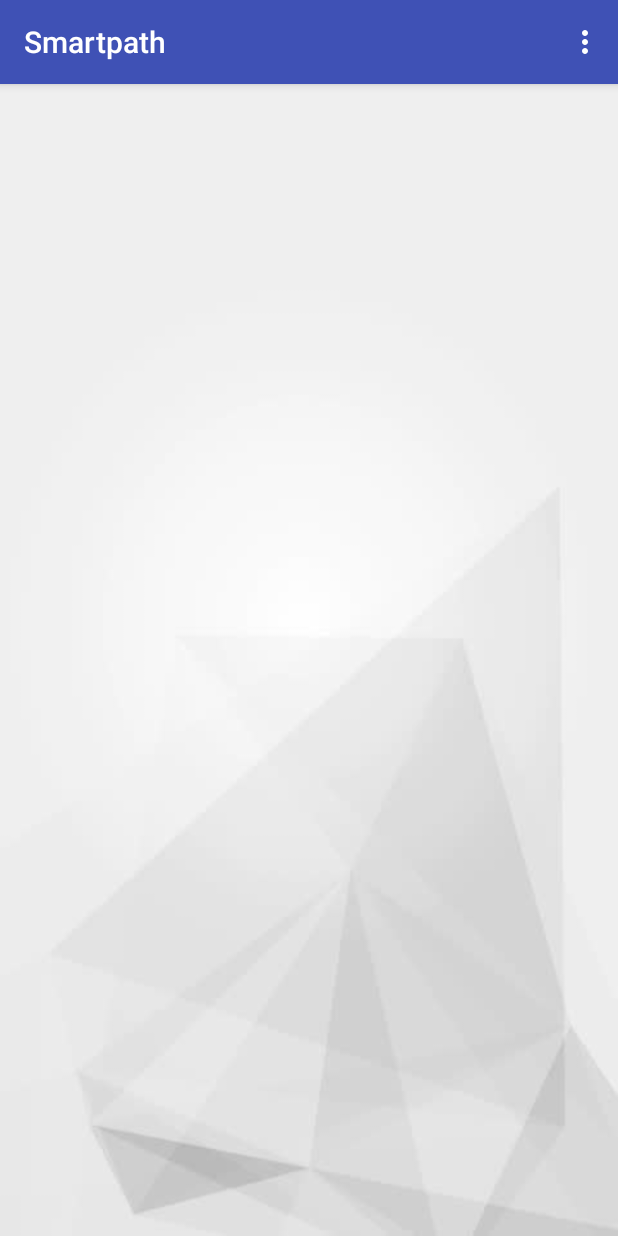
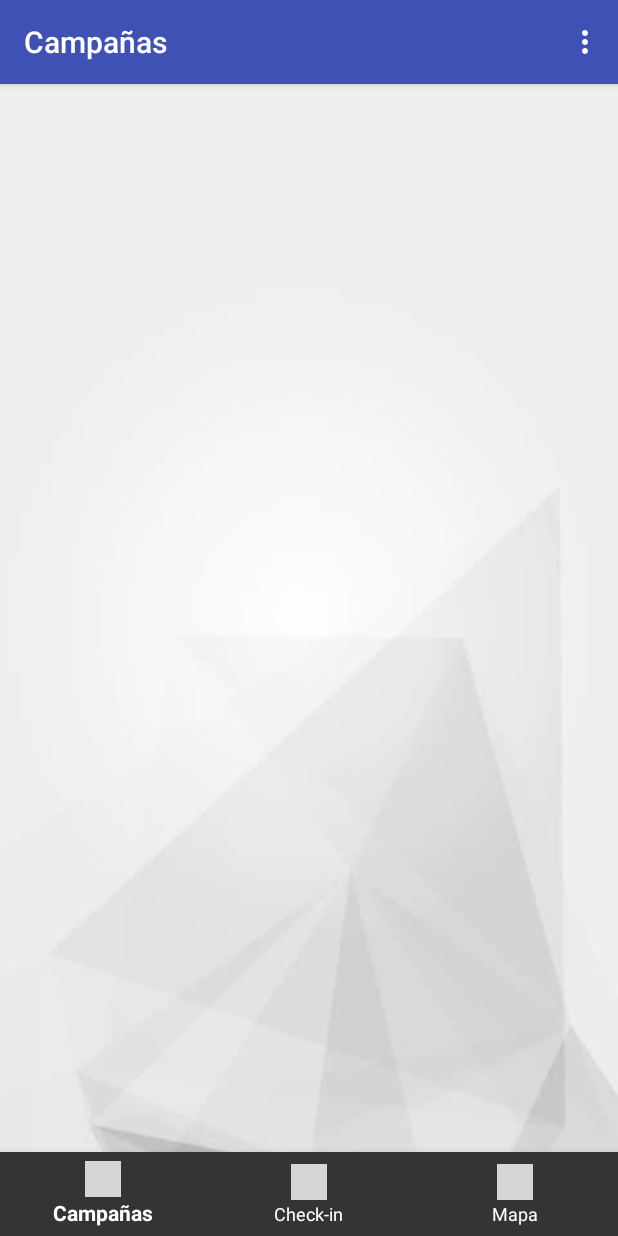
Before and after one commit to jlucea/atactic-android, an Android app: the QuestListActivity screen opened directly, with no data from a screen before it, on a phone screen of 412 x 824 dp. Run offline under Robolectric (Android 15) with nearby library versions, the phone set to English and light mode, and no system bars; libraries missing offline, so code that uses them is left out: com.github.lzyzsd.circleprogress; 2 statements that could not run were skipped; grey boxes are pictures that could not be loaded.

Commit message:
Added bottom bar (no navigation yet)

```diff
--- a/app/src/main/AndroidManifest.xml
+++ b/app/src/main/AndroidManifest.xml
@@ -24,16 +24,23 @@
         android:roundIcon="@mipmap/ic_launcher_round"
         android:supportsRtl="true"
         android:theme="@style/AppTheme">
+
         <activity
             android:name=".activity.LoginActivity"
             android:label="@string/app_name">
             <intent-filter>
                 <action android:name="android.intent.action.MAIN" />
-
                 <category android:name="android.intent.category.LAUNCHER" />
             </intent-filter>
         </activity>
-        <activity android:name=".activity.QuestListActivity" />
+
+        <activity
+            android:name=".activity.QuestListActivity"
+            android:label="@string/title_activity_quest_list" />
+
+        <activity
+            android:name=".activity.QuestMapActivity"
+            android:label="@string/title_activity_quest_map"/>
 
         <!--
              The API key for Google Maps-based APIs is defined as a string resource.
@@ -47,10 +54,6 @@
             android:name="com.google.android.geo.API_KEY"
             android:value="@string/google_maps_key" />
 
-        <activity
-            android:name=".activity.QuestMapActivity"
-            android:label="@string/title_activity_quest_map"></activity>
-
     </application>
 
 </manifest>
--- a/app/src/main/java/app/smartpath/android/smartpath/activity/QuestListActivity.java
+++ b/app/src/main/java/app/smartpath/android/smartpath/activity/QuestListActivity.java
@@ -26,7 +26,7 @@ import app.smartpath.android.smartpath.connect.HttpRequestHandler;
  * The data shown is gathered from an online API through an asynchronous request task that returns
  * results in JSON format. This response is parsed and converted into a viewable format.
  *
- * The activity implements a click listeners for the elements in the view as well as a menu bar
+ * The activity implements a click listeners for the elements in the view as well as a top_menu_items bar
  * that is also clickable.
  *
  * @author Jaime Lucea
@@ -73,7 +73,6 @@ public class QuestListActivity extends AppCompatActivity implements QuestListAda
     @Override
     public void onListItemClick(int clickedItemIdex) {
         Toast.makeText(this, "Item " + clickedItemIdex + " clicked", Toast.LENGTH_SHORT).show();
-
     }
 
     /**
@@ -150,11 +149,11 @@ public class QuestListActivity extends AppCompatActivity implements QuestListAda
 
     @Override
     public boolean onCreateOptionsMenu(Menu menu) {
-        /* Use AppCompatActivity's method getMenuInflater to get a handle on the menu inflater */
+        /* Use AppCompatActivity's method getMenuInflater to get a handle on the top_menu_items inflater */
         MenuInflater inflater = getMenuInflater();
-        /* Use the inflater's inflate method to inflate our menu layout to this menu */
-        inflater.inflate(R.menu.menu, menu);
-        /* Return true so that the menu is displayed in the Toolbar */
+        /* Use the inflater's inflate method to inflate our top_menu_items layout to this top_menu_items */
+        inflater.inflate(R.menu.top_menu_items, menu);
+        /* Return true so that the top_menu_items is displayed in the Toolbar */
         return true;
     }
 
@@ -163,8 +162,6 @@ public class QuestListActivity extends AppCompatActivity implements QuestListAda
         int id = item.getItemId();
 
         if (id == R.id.map_button) {
-            // TODO Intent that goes to MAP SCREEN
-            // Toast.makeText(this,"Go to map view",Toast.LENGTH_LONG).show();
             Intent i = new Intent(QuestListActivity.this, QuestMapActivity.class);
             startActivity(i);
             return true;
--- a/app/src/main/res/layout/activity_quest_list.xml
+++ b/app/src/main/res/layout/activity_quest_list.xml
@@ -1,35 +1,26 @@
 <?xml version="1.0" encoding="utf-8"?>
-<!--
-<android.support.constraint.ConstraintLayout xmlns:android="http://schemas.android.com/apk/res/android"
+<RelativeLayout
+    xmlns:android="http://schemas.android.com/apk/res/android"
     xmlns:app="http://schemas.android.com/apk/res-auto"
-    xmlns:tools="http://schemas.android.com/tools"
-    android:layout_width="match_parent"
-    android:layout_height="match_parent"
-    tools:context="app.smartpath.android.smartpath.activity.QuestListActivity">
--->
-<FrameLayout
-    xmlns:android="http://schemas.android.com/apk/res/android"
+
     android:layout_width="match_parent"
     android:layout_height="match_parent">
 
+    <!-- RecyclerView will show the list of individual elements representing quests -->
     <android.support.v7.widget.RecyclerView
         android:id="@+id/rv_quest_list"
         android:layout_height="match_parent"
         android:layout_width="match_parent" />
 
-</FrameLayout>
-    <!--
-    <TextView
-        android:id="@+id/tv_quest_list"
-        android:layout_width="wrap_content"
+    <!-- Bottom navigation view -->
+    <android.support.design.widget.BottomNavigationView
+        android:id="@+id/bottom_navigation"
+        android:layout_width="match_parent"
         android:layout_height="wrap_content"
-        android:text="Quest list will show here"
-        app:layout_constraintBottom_toBottomOf="parent"
-        app:layout_constraintLeft_toLeftOf="parent"
-        app:layout_constraintRight_toRightOf="parent"
-        app:layout_constraintTop_toTopOf="parent" />
+        android:layout_alignParentBottom="true"
+        app:itemBackground="@color/sp_darkgray"
+        app:itemIconTint="@color/white"
+        app:itemTextColor="@color/white"
+        app:menu="@menu/bottom_navigation_items" />
 
-       -->
-<!--
-</android.support.constraint.ConstraintLayout>
--->
+</RelativeLayout>
--- a/app/src/main/res/layout/quest_list_item.xml
+++ b/app/src/main/res/layout/quest_list_item.xml
@@ -67,7 +67,7 @@
                 <ImageView
                     android:layout_width="wrap_content"
                     android:layout_height="wrap_content"
-                    android:src="@drawable/icon_clock2" />
+                    android:src="@drawable/icon_clock" />
 
                 <!-- TextView indicating remaining time until deadline -->
                 <TextView
--- /dev/null
+++ b/app/src/main/res/menu/bottom_navigation_items.xml
@@ -0,0 +1,28 @@
+<?xml version="1.0" encoding="utf-8"?>
+<menu
+    xmlns:android="http://schemas.android.com/apk/res/android"
+    xmlns:app="http://schemas.android.com/apk/res-auto">
+
+    <item
+        android:id="@+id/action_favorites"
+        android:enabled="true"
+        android:icon="@drawable/icon_flag"
+        android:title="@string/navbar_quests"
+        app:showAsAction="ifRoom" />
+
+    <item
+        android:id="@+id/action_schedules"
+        android:enabled="true"
+        android:icon="@drawable/icon_checkin"
+        android:title="@string/navbar_checkin"
+        app:showAsAction="always" />
+
+    <item
+        android:id="@+id/action_music"
+        android:enabled="true"
+        android:icon="@drawable/icon_map"
+        android:title="@string/navbar_map"
+        app:showAsAction="ifRoom"
+        />
+
+</menu>
--- a/app/src/main/res/values/colors.xml
+++ b/app/src/main/res/values/colors.xml
@@ -2,7 +2,7 @@
 <resources>
 
     <!-- Default Android app colors -->
-    <color name="colorPrimary">#3F51B5</color>      <!-- Blue used for menu bar -->
+    <color name="colorPrimary">#3F51B5</color>      <!-- Blue used for top_menu_items bar -->
     <color name="colorPrimaryDark">#303F9F</color>  <!-- Darker blue -->
     <color name="colorAccent">#FF4081</color>       <!-- Horrible red -->
 
@@ -10,6 +10,7 @@
     <color name="sp_turquoise">#4D9EAF</color>
     <color name="sp_blue">#404872</color>
     <color name="sp_blue2">#212F4A</color>
+    <color name="sp_darkgray">#333435</color>
 
     <!-- w3c -->
     <color name="white">#FFFFFF</color>
--- a/app/src/main/res/values/strings.xml
+++ b/app/src/main/res/values/strings.xml
@@ -13,6 +13,15 @@
     <string name="permission_rationale">"Contacts permissions are needed for providing email
         completions."
     </string>
+
+    <!-- Section header titles -->
+    <string name="title_activity_quest_list">Campañas</string>
     <string name="title_activity_quest_map">Mapa</string>
 
+    <!-- Bottom navigation bar strings -->
+    <string name="navbar_quests">Campañas</string>
+    <string name="navbar_map">Mapa</string>
+    <string name="navbar_checkin">Check-in</string>
+
+
 </resources>
```
Also changed, not shown: app/src/main/res/drawable/icon_clock.png (renamed from app/src/main/res/drawable/icon_clock2.png), app/src/main/res/drawable/progress.png (deleted), app/src/main/res/menu/top_menu_items.xml (renamed from app/src/main/res/menu/menu.xml).
